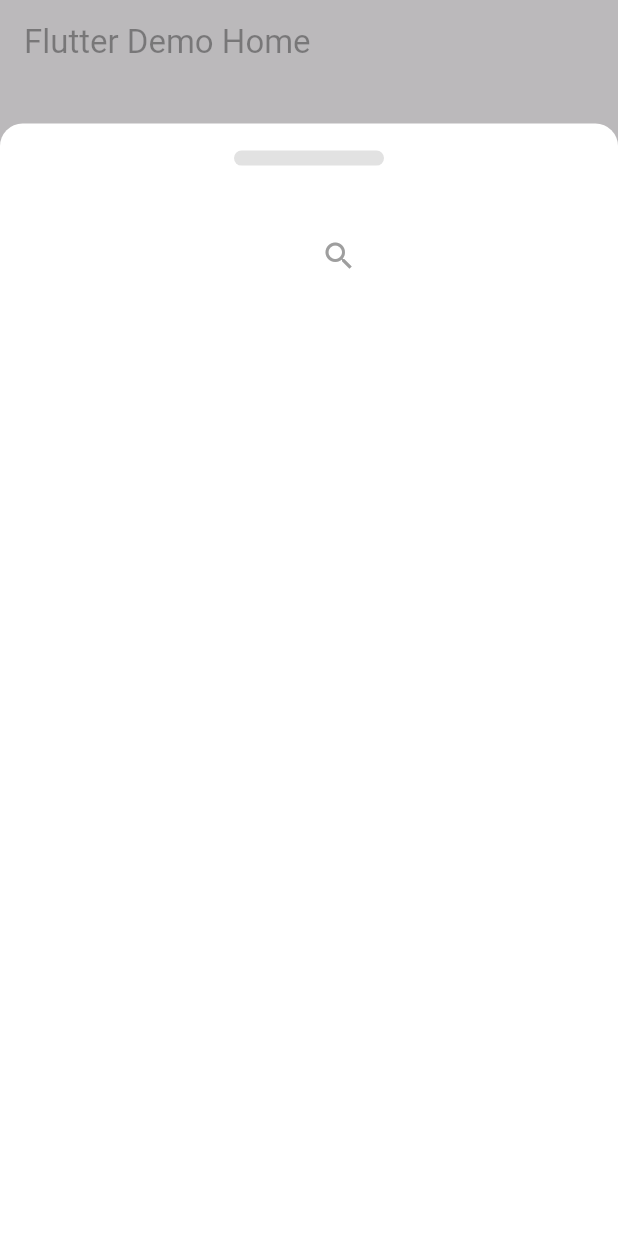
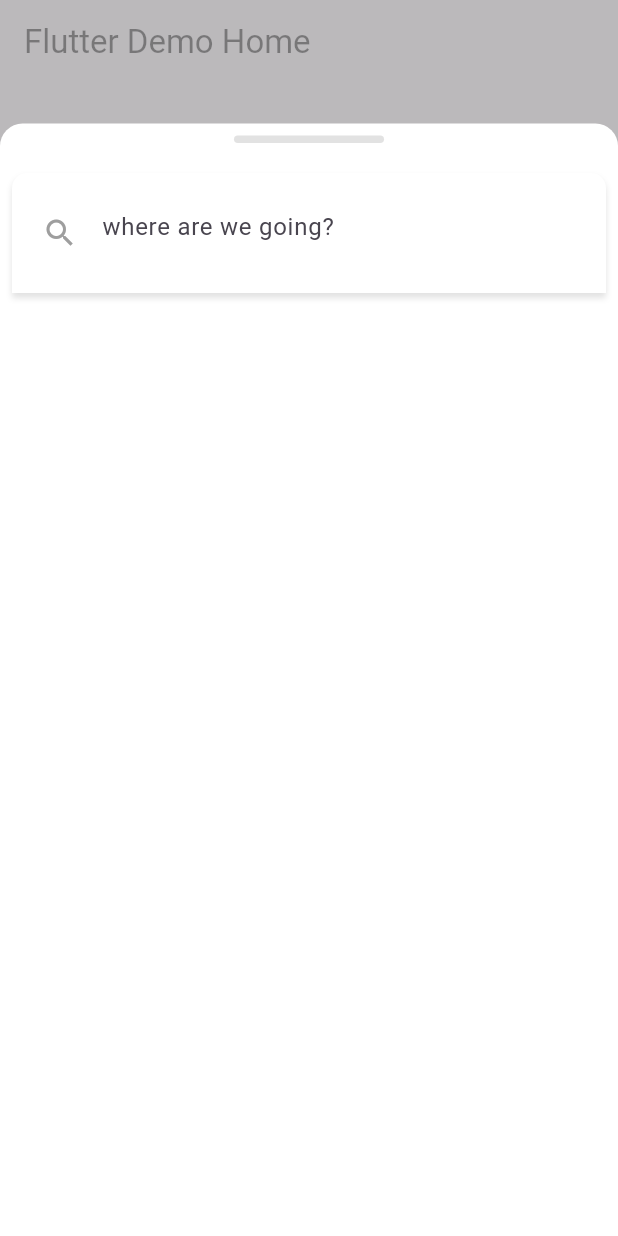
Before and after one commit to LoritoTiago/awesome_place_search, a Flutter app: the screen it shows after launch, after a tap on the "add" icon, on a phone screen of 412 x 824 dp. Run offline on Flutter 3.47's test engine with Material 3 defaults, Android fonts, the phone set to English and light mode, and no system bars; our stand-ins replace dartz, equatable, flutter_bloc; missing offline and left inert: flutter_skeleton_ui.

Commit message:
feat: set dynamic text style

```diff
--- a/example/lib/main.dart
+++ b/example/lib/main.dart
@@ -101,7 +101,10 @@ class _MyHomePageState extends State<MyHomePage> {
           AwesomePlaceSearch(
             context: context,
             // key: "Your Google Map Key",
+
             key: "AIzaSyAx20gzBenn2aoMqVt2MvbMw8_fIx8ZnH4",
+            countries: ["ao", "pt"],
+            elevation: 3,
             onTap: (value) async {
               final va = await value;
               setState(() {
--- a/lib/src/commons/widgets/custom_text_field.dart
+++ b/lib/src/commons/widgets/custom_text_field.dart
@@ -3,17 +3,22 @@ import 'package:flutter/material.dart';
 class CustomTextField extends StatelessWidget {
   final TextEditingController controller;
   final String hint;
+  final double? elevation;
   final Function(String) onChange;
+  final InputDecoration? searchTextFieldDecorator;
 
   const CustomTextField({
     super.key,
+    this.elevation,
     required this.hint,
     required this.controller,
     required this.onChange,
+    this.searchTextFieldDecorator,
   });
 
   @override
   Widget build(BuildContext context) {
+    final elevationData = elevation ?? 5;
     return Container(
       height: 80,
       alignment: Alignment.center,
@@ -25,10 +30,10 @@ class CustomTextField extends StatelessWidget {
         boxShadow: [
           BoxShadow(
             color: Colors.grey.withOpacity(.3),
-            blurRadius: 10,
-            offset: const Offset(
+            blurRadius: elevationData,
+            offset: Offset(
               0.0,
-              5.0,
+              elevationData,
             ),
           )
         ],
@@ -38,7 +43,8 @@ class CustomTextField extends StatelessWidget {
         child: TextField(
           controller: controller,
           onChanged: onChange,
-          decoration: InputDecoration(
+          decoration: searchTextFieldDecorator ??
+              InputDecoration(
                 suffixIcon: controller.text.isNotEmpty
                     ? IconButton(
                         icon: const Icon(
--- a/lib/src/data/data_sources/get_search_remote_datasource.dart
+++ b/lib/src/data/data_sources/get_search_remote_datasource.dart
@@ -1,13 +1,15 @@
 import 'dart:async';
 import 'dart:convert';
 import 'dart:developer';
+
 import 'package:awesome_place_search/src/core/client/http_client.dart';
 import 'package:awesome_place_search/src/core/error/exceptions/key_empty_exception.dart';
 import 'package:awesome_place_search/src/data/data_sources/iget_search_remote_datasource.dart';
 import 'package:awesome_place_search/src/data/models/lat_lng_model.dart';
-import '../models/awesome_place_model.dart';
+
 import '../../core/error/exceptions/network_exception.dart';
 import '../../core/error/exceptions/server_exception.dart';
+import '../models/awesome_place_model.dart';
 
 class GetSearchRemoteDataSource implements IGetSearchRemoteDataSource {
   GetSearchRemoteDataSource({
@@ -60,6 +62,8 @@ class GetSearchRemoteDataSource implements IGetSearchRemoteDataSource {
           param: {
             "input": param.value,
             "key": param.key,
+            // "components": "country:ao|country:pt",
+            "components": param.countries ?? "",
           },
         );
         if (res.statusCode == 200) {
--- a/lib/src/data/models/awesome_place_model.dart
+++ b/lib/src/data/models/awesome_place_model.dart
@@ -78,5 +78,6 @@ class Term {
 class ParamSearchModel {
   final String value;
   final String key;
-  ParamSearchModel({required this.value, required this.key});
+  final String? countries;
+  ParamSearchModel({required this.value, this.countries, required this.key});
 }
--- a/lib/src/presentation/controller/awesome_place_search_controller.dart
+++ b/lib/src/presentation/controller/awesome_place_search_controller.dart
@@ -7,13 +7,20 @@ import 'package:dartz/dartz.dart';
 
 class AwesomePlaceSearchController {
   final Dependencies dependencies;
+  final List<String> countries;
 
-  AwesomePlaceSearchController({required this.dependencies});
+  AwesomePlaceSearchController(
+      {required this.dependencies, required this.countries});
 
   Future<Either<Failure, AwesomePlacesSearchModel>> getPlaces(
       {required String value}) async {
     final result = await dependencies.repository?.getPlace(
-        param: ParamSearchModel(key: dependencies.key!, value: value));
+      param: ParamSearchModel(
+        key: dependencies.key!,
+        value: value,
+        countries: _getCountries(),
+      ),
+    );
 
     return result!;
     // result?.fold((left) {
@@ -52,4 +59,14 @@ class AwesomePlaceSearchController {
 
     return SearchState.serverError;
   }
+
+  String _getCountries() {
+    List<String> result = [];
+
+    for (var item in countries) {
+      result.add("country:$item");
+    }
+
+    return result.join('|');
+  }
 }
--- a/lib/src/presentation/views/awesome_search.dart
+++ b/lib/src/presentation/views/awesome_search.dart
@@ -1,19 +1,16 @@
 import 'dart:async';
 import 'dart:developer';
 
-import 'package:awesome_place_search/src/commons/consts/const.dart';
 import 'package:awesome_place_search/src/commons/widgets/custom_text_field.dart';
 import 'package:awesome_place_search/src/core/const.dart';
 import 'package:awesome_place_search/src/core/dependencies/dependencies.dart';
 import 'package:awesome_place_search/src/core/services/debouncer.dart';
-import 'package:awesome_place_search/src/data/models/awesome_place_model.dart';
 import 'package:awesome_place_search/src/data/models/prediction_model.dart';
 import 'package:awesome_place_search/src/presentation/controller/awesome_place_search_controller.dart';
 import 'package:awesome_place_search/src/presentation/controller/search_state.dart';
+import 'package:awesome_place_search/src/presentation/views/widgets/awesome_place_search_item.dart';
 import 'package:flutter/material.dart';
 import 'package:flutter_skeleton_ui/flutter_skeleton_ui.dart';
-
-import '../bloc/awesome_places_search_bloc.dart';
 
 ///[AwesomePlaceSearch]
 /// This is the Main Class
@@ -24,9 +21,18 @@ class AwesomePlaceSearch {
   final BuildContext context;
   final Widget? itemWidget;
   final Widget? loadingWidget;
+  final InputDecoration? searchTextFieldDecoration;
+  final Color? dividerItemColor;
+  final double dividerItemWidth;
+  final Widget? placeIcon;
 
   final Widget? onError;
   final Widget? onEmpty;
+  final double? elevation;
+  final List<String> countries;
+  final Color? indicatorColor;
+  final TextStyle? subtitleStyle;
+  final TextStyle? titleStyle;
   final Function(Future<PredictionModel>) onTap;
 
   final dependencies = Dependencies();
@@ -34,7 +40,11 @@ class AwesomePlaceSearch {
 
   AwesomePlaceSearch({
     required this.context,
+    this.searchTextFieldDecoration,
     required this.key,
+    this.elevation,
+    this.dividerItemWidth = 0.2,
+    this.countries = const [],
     this.errorText = "something went wrong",
     this.hint = "where are we going?",
     required this.onTap,
@@ -42,19 +52,27 @@ class AwesomePlaceSearch {
     this.onError,
     this.itemWidget,
     this.loadingWidget,
+    this.dividerItemColor,
+    this.placeIcon,
+    this.indicatorColor,
+    this.subtitleStyle,
+    this.titleStyle,
   }) {
     //init clean architecture dependency
+
+    assert(dividerItemWidth < 1.0, "The divider width must be less than 1.0");
     dependencies.initDependencies(key);
-    _controller = AwesomePlaceSearchController(dependencies: dependencies);
+    _controller = AwesomePlaceSearchController(
+        dependencies: dependencies, countries: countries);
   }
 
-  late final AwesomePlacesSearchBloc bloc;
+  // late final AwesomePlacesSearchBloc bloc;
 
   final _textSearch = TextEditingController();
   final Debounce _debounce = Debounce(milliseconds: 500);
-  double height = 0.0;
+  double _height = 0.0;
 
-  SearchState searchState = SearchState.none;
+  SearchState _searchState = SearchState.none;
   List<PredictionModel> _places = [];
 
   ///[show]
@@ -69,9 +87,9 @@ class AwesomePlaceSearch {
       builder: (context) {
         return Builder(builder: (context) {
           return LayoutBuilder(builder: (_, BoxConstraints constraints) {
-            height = constraints.maxHeight;
+            _height = constraints.maxHeight;
             return Container(
-              height: height * .9,
+              height: _height * .9,
               width: double.infinity,
               decoration: const BoxDecoration(
                 color: Colors.white,
@@ -80,7 +98,7 @@ class AwesomePlaceSearch {
                   topRight: Radius.circular(15),
                 ),
               ),
-              child: _bodyModal(height: height),
+              child: _bodyModal(height: _height),
             );
           });
         });
@@ -104,10 +122,10 @@ class AwesomePlaceSearch {
         padding: const EdgeInsets.all(8.0),
         child: Column(
           children: [
-            const SizedBox(height: 10),
+            // const SizedBox(height: 10),
             Container(
               width: 100,
-              height: 10,
+              height: 5,
               decoration: BoxDecoration(
                 color: Colors.grey.withOpacity(.3),
                 borderRadius: BorderRadius.circular(50),
@@ -121,17 +139,18 @@ class AwesomePlaceSearch {
                   Positioned(
                     left: 0,
                     right: 0,
+                    top: 0,
                     child: CustomTextField(
                       hint: hint,
+                      searchTextFieldDecorator: searchTextFieldDecoration,
+                      elevation: elevation,
                       controller: _textSearch,
                       onChange: (value) {
                         _debounce(callback: () {
-                          // bloc.add(
-                          //   AwesomePlacesSearchLoadingEvent(
-                          //     value: value,
-                          //     places: AwesomePlacesSearchModel(),
-                          //   ),
-                          // );
+                          if (value.isEmpty) {
+                            setState(() => _searchState = SearchState.none);
+                            return;
+                          }
 
                           _searchData(state: setState);
                         });
@@ -155,12 +174,14 @@ class AwesomePlaceSearch {
     // AwesomePlacesSearchState? state,
     List<PredictionModel> places,
   ) {
-    if (searchState == SearchState.none) return const SizedBox.shrink();
-    if (searchState == SearchState.empty) {
+    if (_searchState == SearchState.none) {
+      return const Positioned(left: 0, top: 0, child: SizedBox.shrink());
+    }
+    if (_searchState == SearchState.empty) {
       return Positioned.fill(top: 80, child: _emptyList());
     }
 
-    if (searchState == SearchState.keyEmpty) {
+    if (_searchState == SearchState.keyEmpty) {
       return Positioned.fill(
         top: 80,
         child: onEmpty ??
@@ -179,7 +200,7 @@ class AwesomePlaceSearch {
       );
     }
 
-    if (searchState == SearchState.serverError) {
+    if (_searchState == SearchState.serverError) {
       return Positioned.fill(
         top: 80,
         child: onError ??
@@ -216,36 +237,50 @@ class AwesomePlaceSearch {
   ///Item of place result list
   Widget _item({required PredictionModel place}) {
     log(place.latitude.toString());
-    return ListTile(
-      onTap: () {
-        bloc.add(
-          AwesomePlacesSearchClickedEvent(
-            places: AwesomePlacesSearchModel(predictions: []),
-            place: place,
-          ),
-        );
-      },
-      leading: _getIcon(types: place.types!),
-      title: Text("${place.description}"),
-      subtitle: Text("${place.structuredFormatting!.secondaryText}"),
+
+    return AwesomePlaceSearchItem(
+      title: place.description ?? "",
+      searchedValue: _textSearch.text,
+      dividerColor: dividerItemColor,
+      dividerWidth: dividerItemWidth,
+      placeIcon: placeIcon,
+      placesTypes: place.types,
+      subtitle: place.structuredFormatting!.secondaryText ?? "",
+      indicatorColor: indicatorColor,
+      subtitleStyle: subtitleStyle,
+      titleStyle: titleStyle,
+      onTap: () {},
     );
+    // return ListTile(
+    //   onTap: () {
+    //     // bloc.add(
+    //     //   AwesomePlacesSearchClickedEvent(
+    //     //     places: AwesomePlacesSearchModel(predictions: []),
+    //     //     place: place,
+    //     //   ),
+    //     // );
+    //   },
+    //   leading: _getIcon(types: place.types!),
+    //   title: Text("${place.description}"),
+    //   subtitle: Text("${place.structuredFormatting!.secondaryText}"),
+    // )
   }
 
   ///[_getIcon]
   ///Get the current icon of place result item typ
-  Widget _getIcon({required List<String> types}) {
-    IconData? data;
-    for (var element in GlobalConst.typeList) {
-      element.map((key, value) {
-        if (bloc.checkIfContains(types, key)) {
-          data = value;
-        }
-        return MapEntry(key, value);
-      });
-    }
+  // Widget _getIcon({required List<String> types}) {
+  //   IconData? data;
+  //   for (var element in GlobalConst.typeList) {
+  //     element.map((key, value) {
+  //       if (_controller!.checkIfContains(types, key)) {
+  //         data = value;
+  //       }
+  //       return MapEntry(key, value);
+  //     });
+  //   }
 
-    return Icon(data ?? Icons.location_on_outlined);
-  }
+  //   return Icon(data ?? Icons.location_on_outlined);
+  // }
 
   ///[_emptyList]
   ///If the place list is empty then this widget is displayed
@@ -282,19 +317,19 @@ class AwesomePlaceSearch {
 
   void _searchData({required StateSetter state}) async {
     state(() {
-      searchState = SearchState.loading;
+      _searchState = SearchState.loading;
     });
 
     final result = await _controller?.getPlaces(value: _textSearch.text);
 
     result?.fold((left) {
       state(() {
-        searchState = _controller!.mapError(left);
+        _searchState = _controller!.mapError(left);
       });
     }, (right) {
       state(() {
         _places = right.predictions ?? [];
-        searchState = SearchState.success;
+        _searchState = SearchState.success;
       });
     });
   }
```
Also changed, not shown: lib/src/core/services/get_title_service.dart (added, +15 -0 lines), lib/src/presentation/views/widgets/awesome_place_search_item.dart (added, +190 -0 lines). Lines whose indentation alone changed are shown as unchanged.
